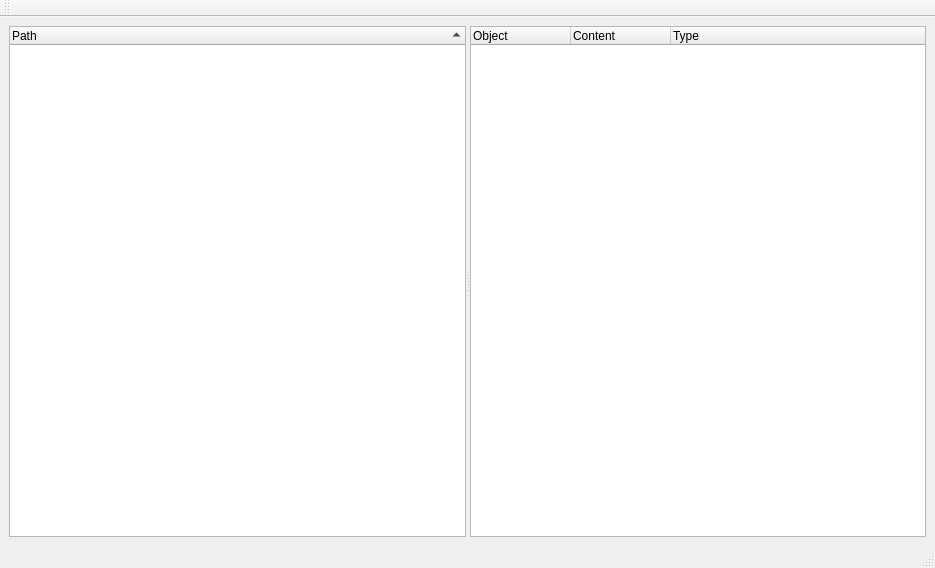
This is plottr/apps/ui/monitr.ui in toolsforexperiments/plottr as Qt 5 draws it before an edit. The edited form follows.
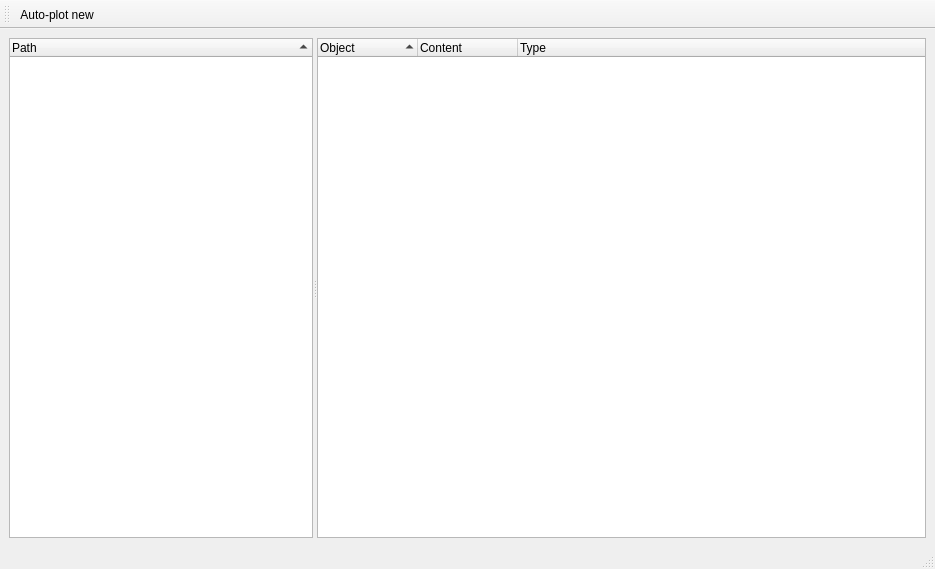
This is the edited form. Custom widgets are drawn as their Qt base class.

What changed in the file:
```diff
--- a/plottr/apps/ui/monitr.ui
+++ b/plottr/apps/ui/monitr.ui
@@ -7,7 +7,7 @@
     <x>0</x>
     <y>0</y>
     <width>935</width>
-    <height>568</height>
+    <height>569</height>
    </rect>
   </property>
   <property name="windowTitle">
@@ -21,6 +21,12 @@
        <enum>Qt::Horizontal</enum>
       </property>
       <widget class="DataFileList" name="fileList">
+       <property name="sizePolicy">
+        <sizepolicy hsizetype="Expanding" vsizetype="Expanding">
+         <horstretch>1</horstretch>
+         <verstretch>0</verstretch>
+        </sizepolicy>
+       </property>
        <property name="alternatingRowColors">
         <bool>false</bool>
        </property>
@@ -34,6 +40,24 @@
        </column>
       </widget>
       <widget class="DataFileContent" name="fileContents">
+       <property name="sizePolicy">
+        <sizepolicy hsizetype="Expanding" vsizetype="Expanding">
+         <horstretch>2</horstretch>
+         <verstretch>0</verstretch>
+        </sizepolicy>
+       </property>
+       <property name="contextMenuPolicy">
+        <enum>Qt::CustomContextMenu</enum>
+       </property>
+       <property name="uniformRowHeights">
+        <bool>true</bool>
+       </property>
+       <property name="sortingEnabled">
+        <bool>true</bool>
+       </property>
+       <property name="allColumnsShowFocus">
+        <bool>false</bool>
+       </property>
        <column>
         <property name="text">
          <string>Object</string>
@@ -75,7 +99,19 @@
    <attribute name="toolBarBreak">
     <bool>false</bool>
    </attribute>
+   <addaction name="autoPlotNewAction"/>
   </widget>
+  <action name="autoPlotNewAction">
+   <property name="checkable">
+    <bool>true</bool>
+   </property>
+   <property name="text">
+    <string>Auto-plot new</string>
+   </property>
+   <property name="shortcut">
+    <string>Ctrl+A</string>
+   </property>
+  </action>
  </widget>
  <customwidgets>
   <customwidget>
```
Left out of the diff: 73 changed lines with no effect on the pictures.
